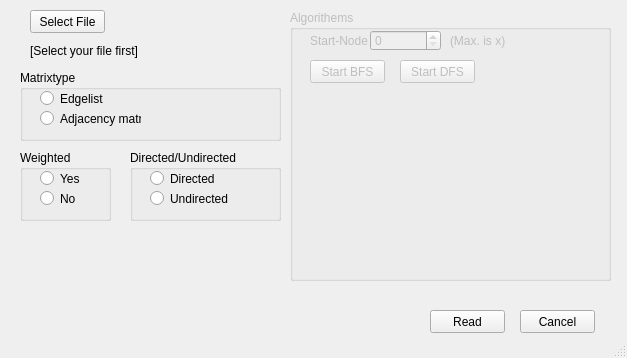
FNicolai/MMI, file mainwindow.ui: the form before one commit.
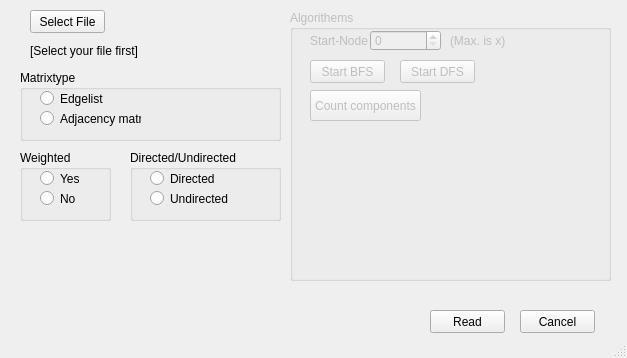
The form after the commit.

```diff
--- a/mainwindow.ui
+++ b/mainwindow.ui
@@ -284,6 +284,19 @@
       <string>(Max. is x)</string>
      </property>
     </widget>
+    <widget class="QPushButton" name="pushButton_count_components">
+     <property name="geometry">
+      <rect>
+       <x>20</x>
+       <y>80</y>
+       <width>111</width>
+       <height>31</height>
+      </rect>
+     </property>
+     <property name="text">
+      <string>Count components</string>
+     </property>
+    </widget>
    </widget>
   </widget>
   <widget class="QStatusBar" name="statusBar"/>
```
